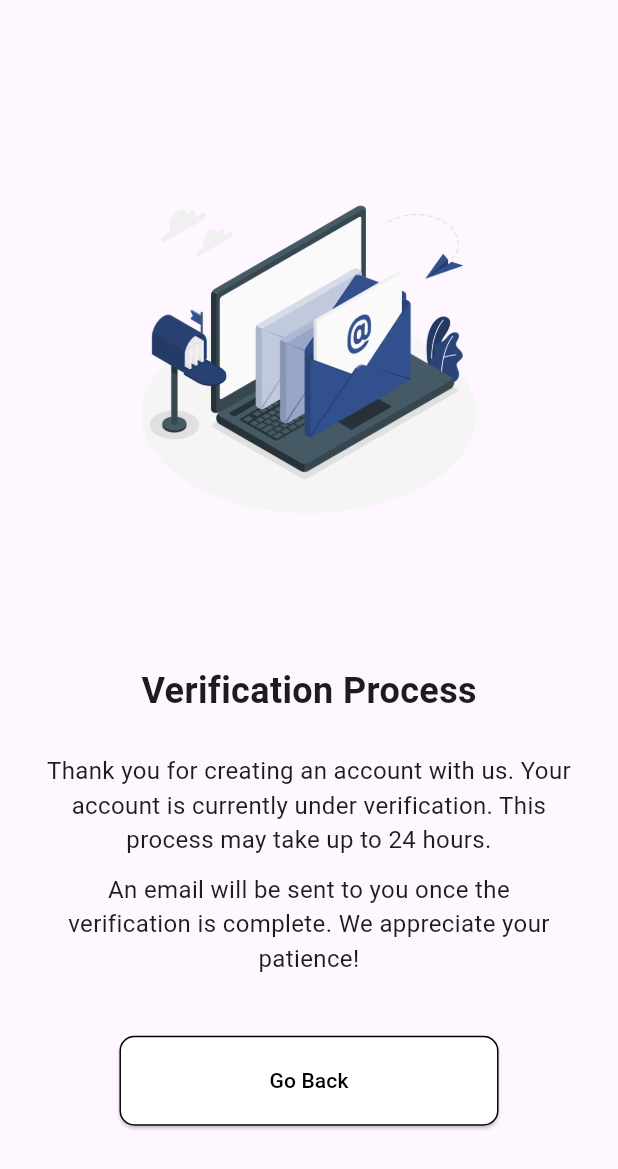
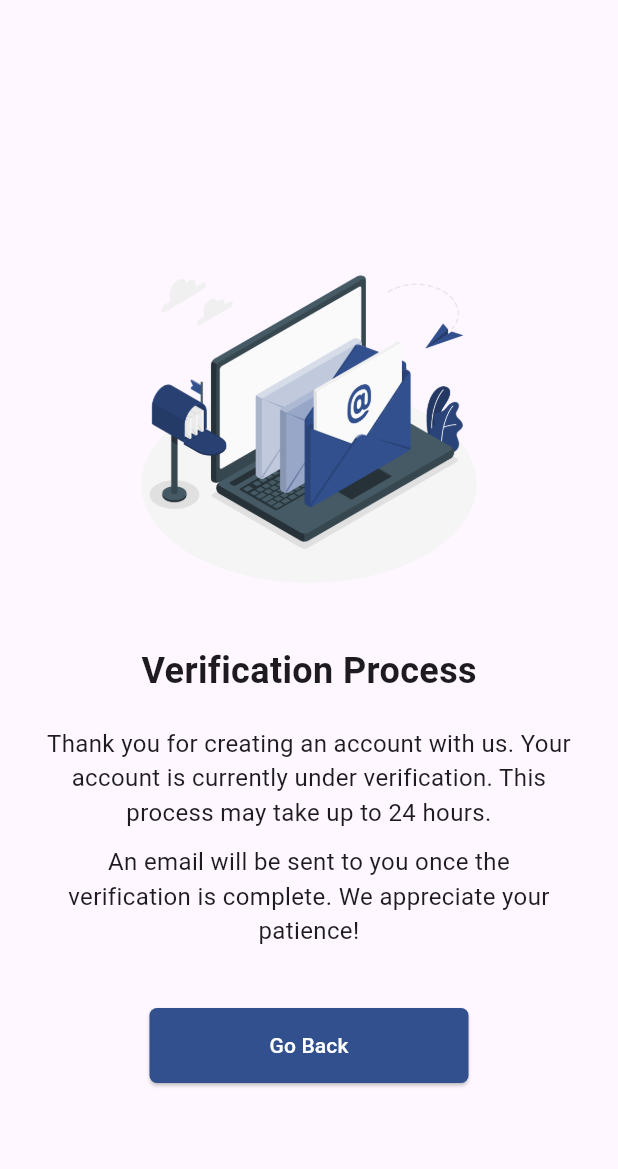
Before and after one commit to sujan-ss/CrimeReportingAndCommunitySafety-SurakshaSathi-, a Flutter app: the SignUpEmailScreen screen opened directly, on a phone screen of 412 x 824 dp. Shown: the top 1169 px of the screen. Run offline on Flutter 3.47's test engine with Material 3 defaults, Android fonts, the phone set to English and light mode, and no system bars; our stand-ins replace google_maps_flutter, intl_phone_field, jwt_decoder, shared_preferences; accounts and stored records are empty.

Commit message:
Updated Code

```diff
--- a/lib/Login Signup Page/config.dart
+++ b/lib/Login Signup Page/config.dart
@@ -2,3 +2,4 @@
 
 final url = 'http://192.168.1.4:3000/';
 final registration = "${url}registration";
+final login = "${url}login";
--- a/lib/Login Signup Page/login_signin_screen.dart
+++ b/lib/Login Signup Page/login_signin_screen.dart
@@ -70,7 +70,7 @@ class LoginSigninScreen extends StatelessWidget {
                     // Navigate to the Login screen
                     Navigator.pushReplacement(
                       context,
-                      MaterialPageRoute(builder: (context) => LoginPage()),
+                      MaterialPageRoute(builder: (context) => loginPage()),
                     );
                   },
                   child: Text(
--- a/lib/Login Signup Page/signup_email_screen.dart
+++ b/lib/Login Signup Page/signup_email_screen.dart
@@ -1,37 +1,35 @@
-// ignore_for_file: prefer_const_constructors, avoid_print, sort_child_properties_last
+// ignore_for_file: use_key_in_widget_constructors, prefer_const_constructors, avoid_print
 
 import 'package:flutter/material.dart';
 import 'package:suraksha_saathi/Login%20Signup%20Page/login_signin_screen.dart';
 
 class SignUpEmailScreen extends StatelessWidget {
-  const SignUpEmailScreen({super.key});
+  const SignUpEmailScreen({Key? key});
 
   @override
   Widget build(BuildContext context) {
     return Scaffold(
-      body: Center(
+      body: SingleChildScrollView(
+        // Wrap your Column with SingleChildScrollView
+        child: Center(
           child: Column(
             mainAxisAlignment: MainAxisAlignment.center,
             children: [
-            // Your logo image
-            SizedBox(height: 30.0),
+              SizedBox(height: 150.0),
               Image.asset(
-              'assets/Sign up email Screen.png', // Replace with the path to your logo image
+                'assets/Sign up email Screen.png',
                 width: 250.0,
                 height: 250.0,
-              // Adjust width and height based on your logo size
               ),
-            SizedBox(height: 90.0),
-            // Welcome text with increased font size
+              SizedBox(height: 30.0), // Adjusted spacing
               Text(
                 'Verification Process',
                 style: TextStyle(
-                fontSize: 24.0, // Adjust the font size as needed
+                  fontSize: 24.0,
                   fontWeight: FontWeight.bold,
                 ),
               ),
-            SizedBox(height: 25.0), // Adjusted spacing
-            // Additional text with justification and padding
+              SizedBox(height: 20.0), // Adjusted spacing
               Padding(
                 padding: const EdgeInsets.symmetric(horizontal: 30.0),
                 child: Text(
@@ -43,7 +41,6 @@ class SignUpEmailScreen extends StatelessWidget {
                 ),
               ),
               SizedBox(height: 10.0), // Adjusted spacing
-            // Additional text with justification and padding
               Padding(
                 padding: const EdgeInsets.symmetric(horizontal: 30.0),
                 child: Text(
@@ -54,34 +51,33 @@ class SignUpEmailScreen extends StatelessWidget {
                   ),
                 ),
               ),
-            SizedBox(height: 40),
+
+              SizedBox(height: 40.0),
+
               ElevatedButton(
                 onPressed: () {
-                // Handle create new account button press
-                print('Go Back pressed');
+                  print('Go Back pressedd');
                   Navigator.pushReplacement(
                     context,
-                  MaterialPageRoute(builder: (context) => LoginSigninScreen()),
+                    MaterialPageRoute(
+                        builder: (context) => LoginSigninScreen()),
                   );
                 },
                 style: ElevatedButton.styleFrom(
                   shape: RoundedRectangleBorder(
-                  borderRadius: BorderRadius.circular(
-                      10.0), // Adjust the border radius as needed
-                  side: BorderSide(color: Colors.black), // Black stroke
+                    borderRadius: BorderRadius.circular(5.0),
                   ),
-                backgroundColor: const Color.fromARGB(
-                    255, 255, 255, 255), // White background
-                foregroundColor: Colors.black, // Text color
-                padding: EdgeInsets.symmetric(
-                    horizontal: 100.0,
-                    vertical: 20.0), // Adjust padding as needed
+                  backgroundColor: Color(0xFF32508E),
+                  foregroundColor: Colors.white,
+                  padding:
+                      EdgeInsets.symmetric(horizontal: 80.0, vertical: 15.0),
                 ),
                 child: Text('Go Back'),
               ),
             ],
           ),
         ),
+      ),
     );
   }
 }
--- a/pubspec.yaml
+++ b/pubspec.yaml
@@ -37,6 +37,8 @@ dependencies:
   image_picker: ^1.0.7
   intl_phone_field: ^3.2.0
   http:
+  shared_preferences:
+  jwt_decoder:
   # The "flutter_lints" package below contains a set of recommended lints to
   # encourage good coding practices. The lint set provided by the package is
   # activated in the `analysis_options.yaml` file located at the root of your
```
Also changed, not shown: lib/Dashboard/test.dart (added, +34 -0 lines), lib/Login Signup Page/login.dart (+49 -5 lines), lib/Login Signup Page/signup.dart (+25 -26 lines), lib/main.dart (+58 -6 lines), lib/splashscreen.dart (deleted, +0 -40 lines), pubspec.lock, 2 other files. Lines whose indentation alone changed are shown as unchanged.
